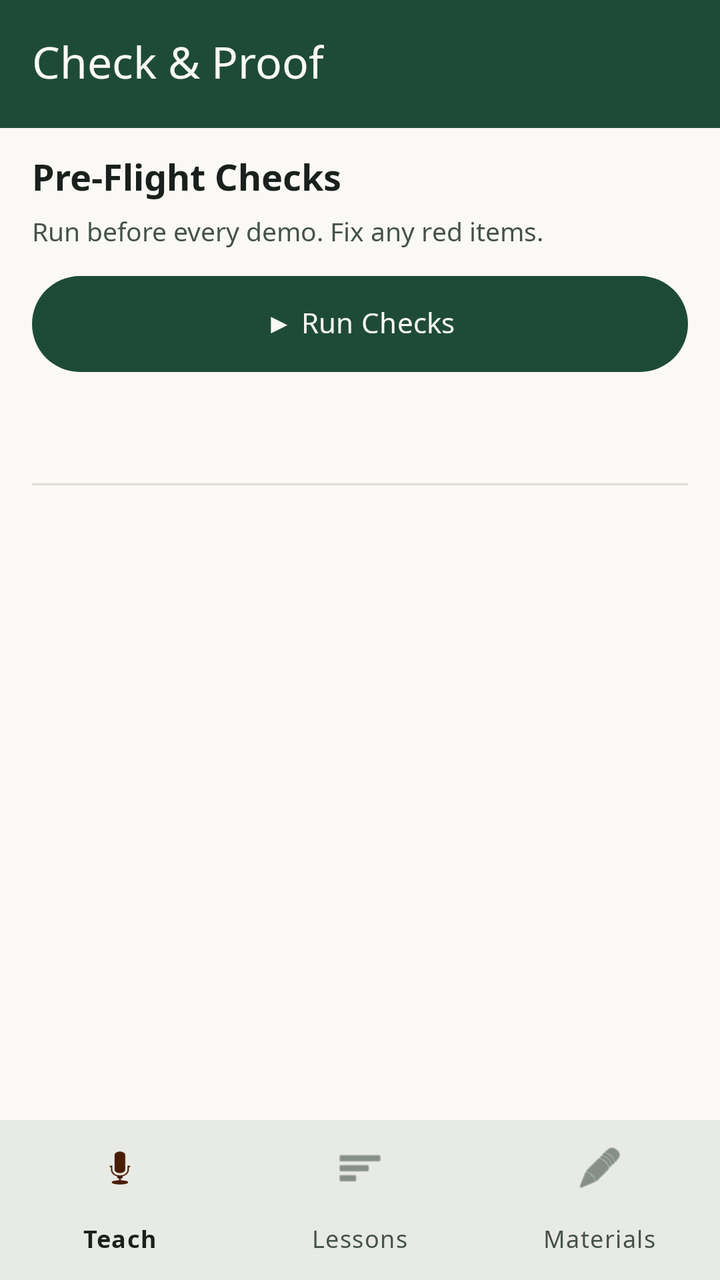
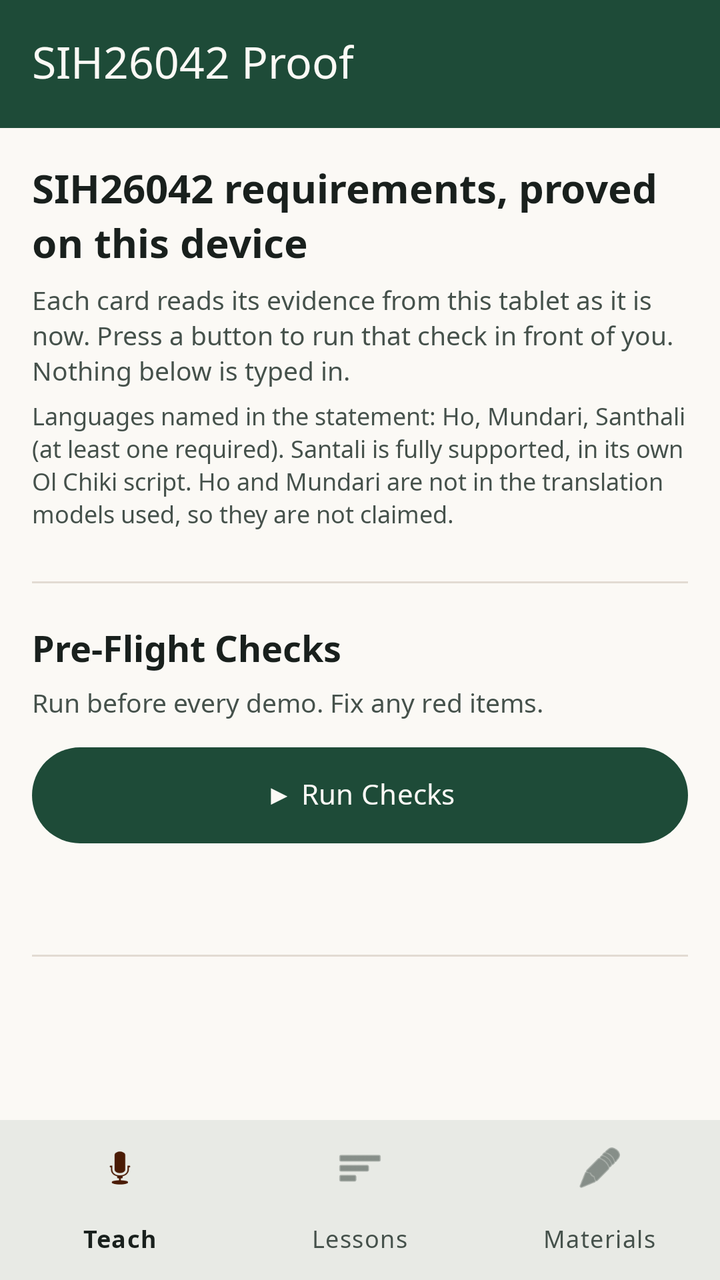

The first picture is an Android layout as it rendered before a commit; the second is the same layout after the commit. The layout source and the unified diff follow.
<!-- AndroidManifest.xml: application theme Theme.OlSaathi -->
<!-- res/layout/activity_check_and_proof.xml -->
<?xml version="1.0" encoding="utf-8"?>
<LinearLayout xmlns:android="http://schemas.android.com/apk/res/android"
    xmlns:app="http://schemas.android.com/apk/res-auto"
    android:layout_width="match_parent"
    android:layout_height="match_parent"
    android:orientation="vertical"
    android:background="@color/md_theme_background">

    <com.google.android.material.appbar.MaterialToolbar
        android:id="@+id/toolbar"
        android:layout_width="match_parent"
        android:layout_height="?attr/actionBarSize"
        android:background="@color/md_theme_primary"
        app:title="Check &amp; Proof"
        app:titleTextColor="@color/md_theme_onPrimary"
        app:navigationIconTint="@color/md_theme_onPrimary" />

    <ScrollView
        android:layout_width="match_parent"
        android:layout_height="0dp"
        android:layout_weight="1">

        <LinearLayout
            android:layout_width="match_parent"
            android:layout_height="wrap_content"
            android:orientation="vertical"
            android:paddingBottom="8dp">

            
            <TextView
                android:layout_width="match_parent"
                android:layout_height="wrap_content"
                android:text="Pre-Flight Checks"
                android:textSize="18sp"
                android:textStyle="bold"
                android:textColor="@color/md_theme_onSurface"
                android:paddingStart="16dp"
                android:paddingTop="12dp"
                android:paddingEnd="16dp"
                android:paddingBottom="4dp" />

            <TextView
                android:layout_width="match_parent"
                android:layout_height="wrap_content"
                android:text="Run before every demo. Fix any red items."
                android:textColor="@color/md_theme_onSurfaceVariant"
                android:paddingHorizontal="16dp"
                android:paddingBottom="8dp"
                android:textSize="13sp" />

            <com.google.android.material.button.MaterialButton
                android:id="@+id/btnRunChecks"
                android:layout_width="match_parent"
                android:layout_height="wrap_content"
                android:layout_marginHorizontal="16dp"
                android:layout_marginBottom="8dp"
                android:text="▶ Run Checks"
                android:textSize="14sp"
                android:minHeight="56dp"
            />

            <TextView
                android:id="@+id/textSummary"
                android:layout_width="match_parent"
                android:layout_height="wrap_content"
                android:textSize="16sp"
                android:textStyle="bold"
                android:paddingHorizontal="16dp"
                android:paddingBottom="4dp"
                android:text="" />

            <LinearLayout
                android:id="@+id/checkContainer"
                android:layout_width="match_parent"
                android:layout_height="wrap_content"
                android:orientation="vertical"
                android:paddingHorizontal="16dp"
                android:paddingBottom="8dp" />

            
            <View
                android:layout_width="match_parent"
                android:layout_height="1dp"
                android:background="@color/md_theme_outlineVariant"
                android:layout_marginVertical="8dp"
                android:layout_marginHorizontal="16dp" />

            
            <LinearLayout
                android:id="@+id/proofSection"
                android:layout_width="match_parent"
                android:layout_height="wrap_content"
                android:orientation="vertical"
                android:visibility="gone">

                
                <TextView
                    android:layout_width="match_parent"
                    android:layout_height="wrap_content"
                    android:text="Content Pack"
                    android:textSize="18sp"
                    android:textStyle="bold"
                    android:textColor="@color/md_theme_onSurface"
                    android:paddingStart="16dp"
                    android:paddingTop="8dp"
                    android:paddingEnd="16dp"
                    android:paddingBottom="4dp" />

                <TextView
                    android:id="@+id/textPackInfo"
                    android:layout_width="match_parent"
                    android:layout_height="wrap_content"
                    android:textSize="13sp"
                    android:textColor="@color/md_theme_onSurface"
                    android:fontFamily="monospace"
                    android:background="@drawable/bg_telemetry"
                    android:padding="12dp"
                    android:paddingHorizontal="16dp"
                    android:paddingBottom="8dp" />

                <TextView
                    android:id="@+id/chipStatus"
                    android:layout_width="wrap_content"
                    android:layout_height="wrap_content"
                    android:layout_gravity="center"
                    android:textSize="15sp"
                    android:textStyle="bold"
                    android:textAllCaps="true"
                    android:paddingHorizontal="24dp"
                    android:paddingVertical="8dp"
                    android:layout_marginBottom="12dp" />

                
                <TextView
                    android:layout_width="match_parent"
                    android:layout_height="wrap_content"
                    android:text="Script Rendering"
                    android:textSize="18sp"
                    android:textStyle="bold"
                    android:textColor="@color/md_theme_onSurface"
                    android:paddingStart="16dp"
                    android:paddingTop="4dp"
                    android:paddingEnd="16dp"
                    android:paddingBottom="4dp" />

                <TextView
                    android:id="@+id/textScriptInfo"
                    android:layout_width="match_parent"
                    android:layout_height="wrap_content"
                    android:textSize="13sp"
                    android:textColor="@color/md_theme_onSurface"
                    android:fontFamily="monospace"
                    android:background="@drawable/bg_telemetry"
                    android:padding="12dp"
                    android:paddingHorizontal="16dp"
                    android:paddingBottom="4dp" />

                <TextView
                    android:id="@+id/textScriptSample"
                    android:layout_width="match_parent"
                    android:layout_height="wrap_content"
                    android:textAlignment="center"
                    android:textSize="28sp"
                    android:paddingVertical="8dp"
                    android:textColor="@color/md_theme_primary" />

                
                <TextView
                    android:layout_width="match_parent"
                    android:layout_height="wrap_content"
                    android:text="Audio"
                    android:textSize="18sp"
                    android:textStyle="bold"
                    android:textColor="@color/md_theme_onSurface"
                    android:paddingStart="16dp"
                    android:paddingTop="8dp"
                    android:paddingEnd="16dp"
                    android:paddingBottom="4dp" />

                <TextView
                    android:id="@+id/textAudioInfo"
                    android:layout_width="match_parent"
                    android:layout_height="wrap_content"
                    android:textSize="13sp"
                    android:textColor="@color/md_theme_onSurface"
                    android:fontFamily="monospace"
                    android:background="@drawable/bg_telemetry"
                    android:padding="12dp"
                    android:paddingHorizontal="16dp"
                    android:paddingBottom="8dp" />

                
                <TextView
                    android:layout_width="match_parent"
                    android:layout_height="wrap_content"
                    android:text="Offline"
                    android:textSize="18sp"
                    android:textStyle="bold"
                    android:textColor="@color/md_theme_onSurface"
                    android:paddingStart="16dp"
                    android:paddingTop="4dp"
                    android:paddingEnd="16dp"
                    android:paddingBottom="4dp" />

                <TextView
                    android:id="@+id/textNetworkInfo"
                    android:layout_width="match_parent"
                    android:layout_height="wrap_content"
                    android:textSize="13sp"
                    android:textColor="@color/md_theme_onSurface"
                    android:fontFamily="monospace"
                    android:background="@drawable/bg_telemetry"
                    android:padding="12dp"
                    android:paddingHorizontal="16dp"
                    android:paddingBottom="8dp" />

                
                <TextView
                    android:layout_width="match_parent"
                    android:layout_height="wrap_content"
                    android:text="Translation Routing"
                    android:textSize="18sp"
                    android:textStyle="bold"
                    android:textColor="@color/md_theme_onSurface"
                    android:paddingStart="16dp"
                    android:paddingTop="4dp"
                    android:paddingEnd="16dp"
                    android:paddingBottom="4dp" />

                <TextView
                    android:id="@+id/textRoutingInfo"
                    android:layout_width="match_parent"
                    android:layout_height="wrap_content"
                    android:textSize="13sp"
                    android:textColor="@color/md_theme_onSurface"
                    android:fontFamily="monospace"
                    android:background="@drawable/bg_telemetry"
                    android:padding="12dp"
                    android:paddingHorizontal="16dp"
                    android:paddingBottom="8dp" />
                
                <TextView
                    android:layout_width="match_parent"
                    android:layout_height="wrap_content"
                    android:text="Latency"
                    android:textSize="18sp"
                    android:textStyle="bold"
                    android:textColor="@color/md_theme_onSurface"
                    android:paddingStart="16dp"
                    android:paddingTop="4dp"
                    android:paddingEnd="16dp"
                    android:paddingBottom="4dp" />

                <TextView
                    android:id="@+id/textLatencyInfo"
                    android:layout_width="match_parent"
                    android:layout_height="wrap_content"
                    android:textSize="13sp"
                    android:textColor="@color/md_theme_onSurface"
                    android:fontFamily="monospace"
                    android:background="@drawable/bg_telemetry"
                    android:padding="12dp"
                    android:paddingHorizontal="16dp"
                    android:paddingBottom="8dp" />

                
                <TextView
                    android:layout_width="match_parent"
                    android:layout_height="wrap_content"
                    android:text="Pre-flight"
                    android:textSize="18sp"
                    android:textStyle="bold"
                    android:textColor="@color/md_theme_onSurface"
                    android:paddingStart="16dp"
                    android:paddingTop="4dp"
                    android:paddingEnd="16dp"
                    android:paddingBottom="4dp" />

                <TextView
                    android:id="@+id/textPreflightInfo"
                    android:layout_width="match_parent"
                    android:layout_height="wrap_content"
                    android:textSize="13sp"
                    android:textColor="@color/md_theme_onSurface"
                    android:fontFamily="monospace"
                    android:background="@drawable/bg_telemetry"
                    android:padding="12dp"
                    android:paddingHorizontal="16dp"
                    android:paddingBottom="8dp" />

                
                <TextView
                    android:layout_width="match_parent"
                    android:layout_height="wrap_content"
                    android:text="Build"
                    android:textSize="18sp"
                    android:textStyle="bold"
                    android:textColor="@color/md_theme_onSurface"
                    android:paddingStart="16dp"
                    android:paddingTop="4dp"
                    android:paddingEnd="16dp"
                    android:paddingBottom="4dp" />

                <TextView
                    android:id="@+id/textBuildInfo"
                    android:layout_width="match_parent"
                    android:layout_height="wrap_content"
                    android:textSize="13sp"
                    android:textColor="@color/md_theme_onSurface"
                    android:fontFamily="monospace"
                    android:background="@drawable/bg_telemetry"
                    android:padding="12dp"
                    android:paddingHorizontal="16dp"
                    android:paddingBottom="8dp" />

                
                <TextView
                    android:layout_width="match_parent"
                    android:layout_height="wrap_content"
                    android:text="Performance"
                    android:textSize="18sp"
                    android:textStyle="bold"
                    android:textColor="@color/md_theme_onSurface"
                    android:paddingStart="16dp"
                    android:paddingTop="4dp"
                    android:paddingEnd="16dp"
                    android:paddingBottom="4dp" />

                <TextView
                    android:id="@+id/textPerfInfo"
                    android:layout_width="match_parent"
                    android:layout_height="wrap_content"
                    android:textSize="13sp"
                    android:textColor="@color/md_theme_onSurface"
                    android:fontFamily="monospace"
                    android:background="@drawable/bg_telemetry"
                    android:padding="12dp"
                    android:paddingHorizontal="16dp"
                    android:paddingBottom="32dp" />

            </LinearLayout>

        </LinearLayout>
    </ScrollView>

    <com.google.android.material.bottomnavigation.BottomNavigationView
        android:id="@+id/bottomNav"
        android:layout_width="match_parent"
        android:layout_height="wrap_content"
        android:background="@color/md_theme_surface"
        app:menu="@menu/bottom_nav_menu"
        app:labelVisibilityMode="labeled" />

</LinearLayout>
<!-- resources referenced by this layout -->
<resources>
  <color name="md_theme_background">#FBF9F5</color>
  <color name="md_theme_onPrimary">#FBF9F5</color>
  <color name="md_theme_onSurface">#19201D</color>
  <color name="md_theme_onSurfaceVariant">#45514B</color>
  <color name="md_theme_outlineVariant">#E2DBD2</color>
  <color name="md_theme_primary">#1E4B38</color>
  <color name="md_theme_surface">#FBF9F5</color>
  <color name="md_theme_surfaceContainer">#F4EFEA</color>
  <color name="md_theme_primaryContainer">#1E4B38</color>
  <color name="md_theme_onPrimaryContainer">#FBF9F5</color>
  <color name="md_theme_inversePrimary">#9CCFB6</color>
  <color name="md_theme_secondary">#C05621</color>
  <color name="md_theme_onSecondary">#FBF9F5</color>
  <color name="md_theme_secondaryContainer">#FDEAE2</color>
  <color name="md_theme_onSecondaryContainer">#4A1B05</color>
  <color name="md_theme_tertiary">#D97706</color>
  <color name="md_theme_onTertiary">#2B1A05</color>
  <color name="md_theme_tertiaryContainer">#683600</color>
  <color name="md_theme_onTertiaryContainer">#FDEBD2</color>
  <color name="md_theme_error">#BA1A1A</color>
  <color name="md_theme_onError">#FFFFFF</color>
  <color name="md_theme_errorContainer">#FFDAD6</color>
  <color name="md_theme_onErrorContainer">#93000A</color>
  <color name="md_theme_onBackground">#19201D</color>
  <color name="md_theme_surfaceVariant">#EDE7DF</color>
  <color name="md_theme_surfaceDim">#EDE7DF</color>
  <color name="md_theme_surfaceBright">#FBF9F5</color>
  <color name="md_theme_surfaceContainerLowest">#FDFCFA</color>
  <color name="md_theme_surfaceContainerLow">#F7F3EE</color>
  <color name="md_theme_surfaceContainerHigh">#EDE7DF</color>
  <color name="md_theme_surfaceContainerHighest">#E8E1D7</color>
  <color name="md_theme_inverseSurface">#2F352F</color>
  <color name="md_theme_inverseOnSurface">#F1EEE8</color>
  <color name="md_theme_outline">#8C8479</color>
  <style name="TextAppearance.OlSaathi.TitleSmall" parent="TextAppearance.Material3.TitleSmall">
          <item name="fontFamily">@font/noto_sans</item>
          <item name="android:fontFamily">@font/noto_sans</item>
      </style>
  <style name="TextAppearance.OlSaathi.BodyLarge" parent="TextAppearance.Material3.BodyLarge">
          <item name="fontFamily">@font/noto_sans</item>
          <item name="android:fontFamily">@font/noto_sans</item>
      </style>
  <style name="TextAppearance.OlSaathi.BodyMedium" parent="TextAppearance.Material3.BodyMedium">
          <item name="fontFamily">@font/noto_sans</item>
          <item name="android:fontFamily">@font/noto_sans</item>
      </style>
  <style name="TextAppearance.OlSaathi.BodySmall" parent="TextAppearance.Material3.BodySmall">
          <item name="fontFamily">@font/noto_sans</item>
          <item name="android:fontFamily">@font/noto_sans</item>
      </style>
  <style name="TextAppearance.OlSaathi.LabelLarge" parent="TextAppearance.Material3.LabelLarge">
          <item name="fontFamily">@font/noto_sans</item>
          <item name="android:fontFamily">@font/noto_sans</item>
      </style>
  <style name="TextAppearance.OlSaathi.LabelSmall" parent="TextAppearance.Material3.LabelSmall">
          <item name="fontFamily">@font/noto_sans</item>
          <item name="android:fontFamily">@font/noto_sans</item>
      </style>
  <style name="Shape.OlSaathi.Small" parent="ShapeAppearance.Material3.Corner.Small">
          <item name="cornerFamily">rounded</item>
          <item name="cornerSize">8dp</item>
      </style>
  <style name="Shape.OlSaathi.Medium" parent="ShapeAppearance.Material3.Corner.Medium">
          <item name="cornerFamily">rounded</item>
          <item name="cornerSize">12dp</item>
      </style>
  <style name="Shape.OlSaathi.Large" parent="ShapeAppearance.Material3.Corner.Large">
          <item name="cornerFamily">rounded</item>
          <item name="cornerSize">16dp</item>
      </style>
</resources>

<!-- the commit's change to res/layout/activity_check_and_proof.xml (unified diff, before → after) -->
@@ -11,7 +11,7 @@
         android:layout_width="match_parent"
         android:layout_height="?attr/actionBarSize"
         android:background="@color/md_theme_primary"
-        app:title="Check &amp; Proof"
+        app:title="SIH26042 Proof"
         app:titleTextColor="@color/md_theme_onPrimary"
         app:navigationIconTint="@color/md_theme_onPrimary" />
 
@@ -25,6 +25,52 @@
             android:layout_height="wrap_content"
             android:orientation="vertical"
             android:paddingBottom="8dp">
+
+            
+            <TextView
+                android:layout_width="match_parent"
+                android:layout_height="wrap_content"
+                android:text="SIH26042 requirements, proved on this device"
+                android:textSize="20sp"
+                android:textStyle="bold"
+                android:textColor="@color/md_theme_onSurface"
+                android:paddingStart="16dp"
+                android:paddingTop="16dp"
+                android:paddingEnd="16dp"
+                android:paddingBottom="4dp" />
+
+            <TextView
+                android:layout_width="match_parent"
+                android:layout_height="wrap_content"
+                android:text="Each card reads its evidence from this tablet as it is now. Press a button to run that check in front of you. Nothing below is typed in."
+                android:textColor="@color/md_theme_onSurfaceVariant"
+                android:paddingHorizontal="16dp"
+                android:paddingBottom="4dp"
+                android:textSize="13sp" />
+
+            <TextView
+                android:layout_width="match_parent"
+                android:layout_height="wrap_content"
+                android:text="Languages named in the statement: Ho, Mundari, Santhali (at least one required). Santali is fully supported, in its own Ol Chiki script. Ho and Mundari are not in the translation models used, so they are not claimed."
+                android:textColor="@color/md_theme_onSurfaceVariant"
+                android:paddingHorizontal="16dp"
+                android:paddingBottom="8dp"
+                android:textSize="12sp" />
+
+            <LinearLayout
+                android:id="@+id/requirementsContainer"
+                android:layout_width="match_parent"
+                android:layout_height="wrap_content"
+                android:orientation="vertical"
+                android:paddingHorizontal="12dp"
+                android:paddingBottom="8dp" />
+
+            <View
+                android:layout_width="match_parent"
+                android:layout_height="1dp"
+                android:background="@color/md_theme_outlineVariant"
+                android:layout_marginVertical="8dp"
+                android:layout_marginHorizontal="16dp" />
 
             
             <TextView
